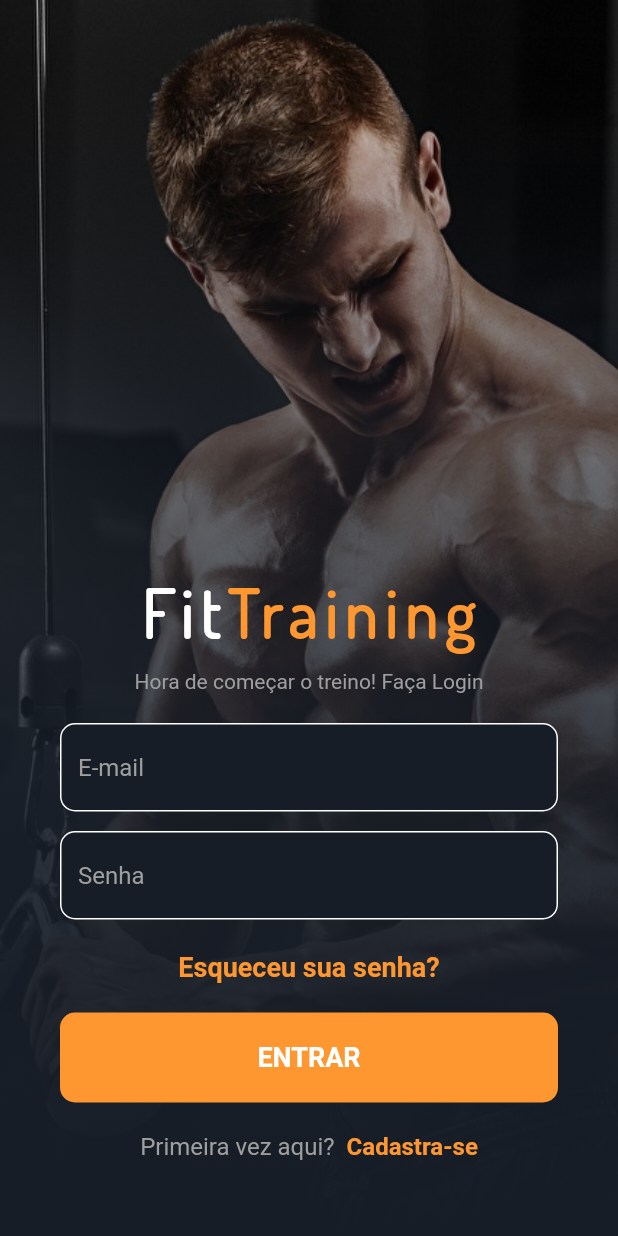
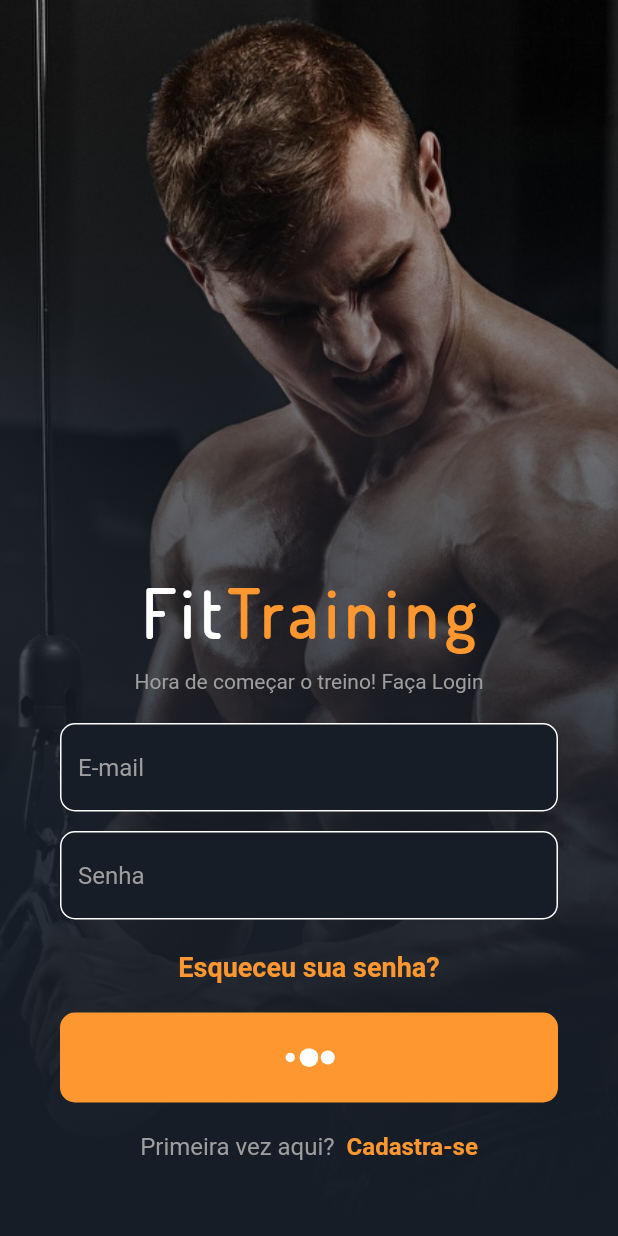
Before and after one commit to ErisvaldoCorreia/login_design, a Flutter app: the screen it shows after launch, on a phone screen of 412 x 824 dp. Run offline on Flutter 3.47's test engine with Material 2 defaults, Android fonts, the phone set to English and light mode, and no system bars; our stand-ins replace flutter_spinkit.

Commit message:
feature: adiciona base de animacao ao botao

```diff
--- a/lib/modules/login_page.dart
+++ b/lib/modules/login_page.dart
@@ -1,4 +1,5 @@
 import 'package:flutter/material.dart';
+import 'package:flutter_spinkit/flutter_spinkit.dart';
 import 'home_page.dart';
 
 class LoginPage extends StatelessWidget {
@@ -161,13 +162,17 @@ class LoginPage extends StatelessWidget {
                         shape: RoundedRectangleBorder(
                           borderRadius: BorderRadius.circular(10),
                         ),
-                        child: Text(
-                          'ENTRAR',
-                          style: TextStyle(
-                              color: Colors.white,
-                              fontWeight: FontWeight.bold,
-                              fontSize: 18),
+                        child: SpinKitThreeBounce(
+                          size: 25.0,
+                          color: Colors.white,
                         ),
+                        // Text(
+                        //   'ENTRAR',
+                        //   style: TextStyle(
+                        //       color: Colors.white,
+                        //       fontWeight: FontWeight.bold,
+                        //       fontSize: 18),
+                        // ),
                       ),
                     ),
                     SizedBox(height: 20),
```
